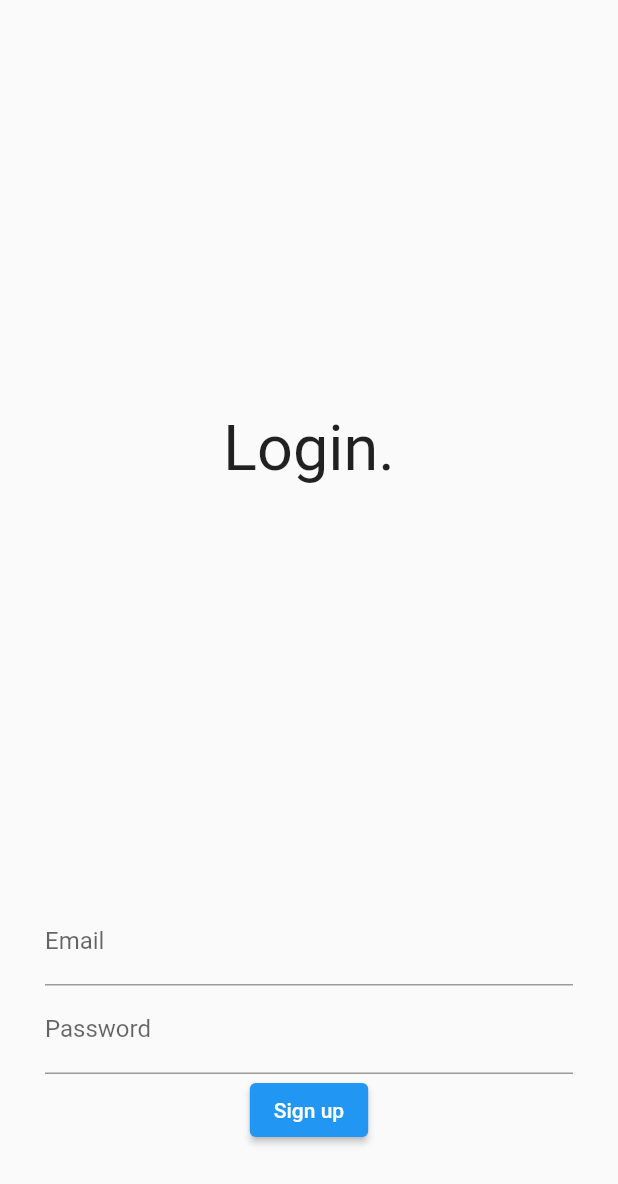
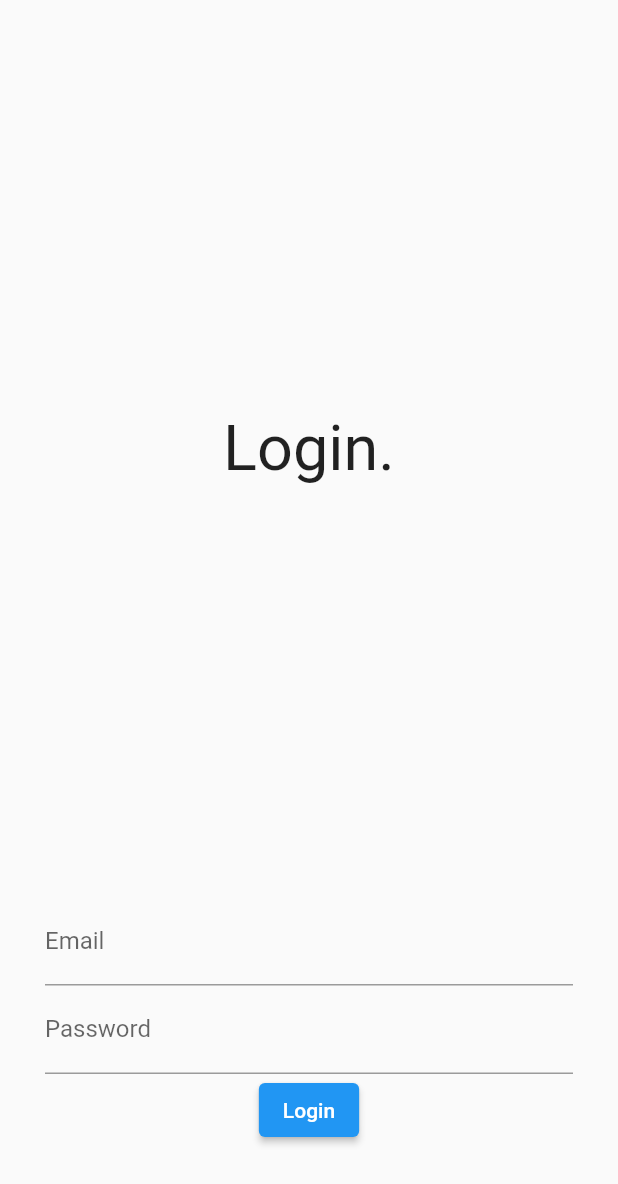
Before and after one commit to novakovicdavid/figure_flutter, a Flutter app: the screen it shows after launch, after a tap on "Login", on a phone screen of 412 x 824 dp. Shown: the top 1184 px of the screen. Run offline on Flutter 3.47's test engine with Material 2 defaults, Android fonts, the light colour scheme and no system bars; our stand-ins replace cached_network_image, file_picker, infinite_scroll_pagination, shared_preferences; accounts and stored records are empty.

Commit message:
Fix login button text

```diff
--- a/lib/signin.dart
+++ b/lib/signin.dart
@@ -94,7 +94,7 @@ class SignInFormState extends State<SignInForm> {
                             }
                           }
                         },
-                        child: const Text("Sign up"))
+                        child: const Text("Login"))
                   ],
                 )))
           ],
```
